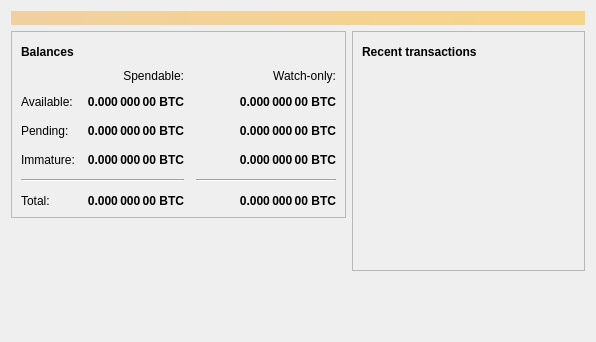
The window that src/qt/forms/overviewpage.ui (firoorg/firo) describes before a commit, drawn with Qt 5.
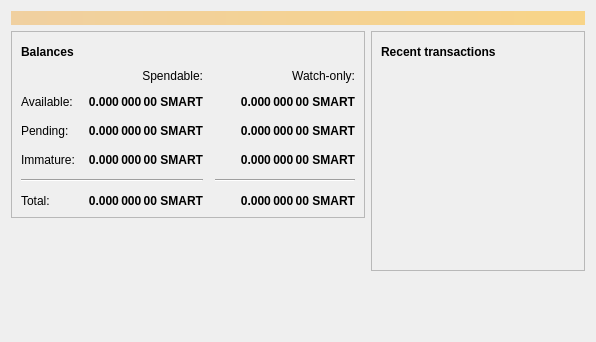
The same window after the commit. Icons and pictures are not drawn.

Patch:
```diff
--- a/src/qt/forms/overviewpage.ui
+++ b/src/qt/forms/overviewpage.ui
@@ -129,7 +129,7 @@
                <string>Unconfirmed transactions to watch-only addresses</string>
               </property>
               <property name="text">
-               <string notr="true">0.000 000 00 BTC</string>
+               <string notr="true">0.000 000 00 SMART</string>
               </property>
               <property name="alignment">
                <set>Qt::AlignRight|Qt::AlignTrailing|Qt::AlignVCenter</set>
@@ -154,7 +154,7 @@
                <string>Total of transactions that have yet to be confirmed, and do not yet count toward the spendable balance</string>
               </property>
               <property name="text">
-               <string notr="true">0.000 000 00 BTC</string>
+               <string notr="true">0.000 000 00 SMART</string>
               </property>
               <property name="alignment">
                <set>Qt::AlignRight|Qt::AlignTrailing|Qt::AlignVCenter</set>
@@ -179,7 +179,7 @@
                <string>Mined balance in watch-only addresses that has not yet matured</string>
               </property>
               <property name="text">
-               <string notr="true">0.000 000 00 BTC</string>
+               <string notr="true">0.000 000 00 SMART</string>
               </property>
               <property name="alignment">
                <set>Qt::AlignRight|Qt::AlignTrailing|Qt::AlignVCenter</set>
@@ -237,7 +237,7 @@
                <string>Mined balance that has not yet matured</string>
               </property>
               <property name="text">
-               <string notr="true">0.000 000 00 BTC</string>
+               <string notr="true">0.000 000 00 SMART</string>
               </property>
               <property name="alignment">
                <set>Qt::AlignRight|Qt::AlignTrailing|Qt::AlignVCenter</set>
@@ -282,7 +282,7 @@
                <string>Your current total balance</string>
               </property>
               <property name="text">
-               <string notr="true">0.000 000 00 BTC</string>
+               <string notr="true">0.000 000 00 SMART</string>
               </property>
               <property name="alignment">
                <set>Qt::AlignRight|Qt::AlignTrailing|Qt::AlignVCenter</set>
@@ -307,7 +307,7 @@
                <string>Current total balance in watch-only addresses</string>
               </property>
               <property name="text">
-               <string notr="true">0.000 000 00 BTC</string>
+               <string notr="true">0.000 000 00 SMART</string>
               </property>
               <property name="alignment">
                <set>Qt::AlignRight|Qt::AlignTrailing|Qt::AlignVCenter</set>
@@ -349,7 +349,7 @@
                <string>Your current spendable balance</string>
               </property>
               <property name="text">
-               <string notr="true">0.000 000 00 BTC</string>
+               <string notr="true">0.000 000 00 SMART</string>
               </property>
               <property name="alignment">
                <set>Qt::AlignRight|Qt::AlignTrailing|Qt::AlignVCenter</set>
@@ -374,7 +374,7 @@
                <string>Your current balance in watch-only addresses</string>
               </property>
               <property name="text">
-               <string notr="true">0.000 000 00 BTC</string>
+               <string notr="true">0.000 000 00 SMART</string>
               </property>
               <property name="alignment">
                <set>Qt::AlignRight|Qt::AlignTrailing|Qt::AlignVCenter</set>
```
